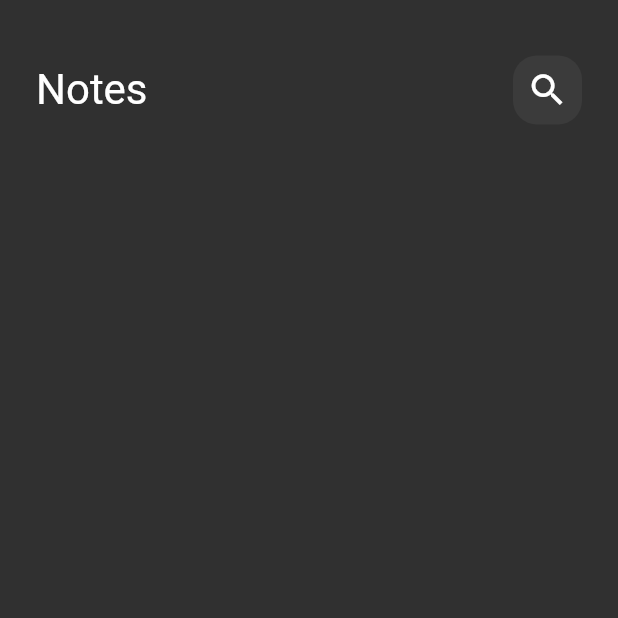
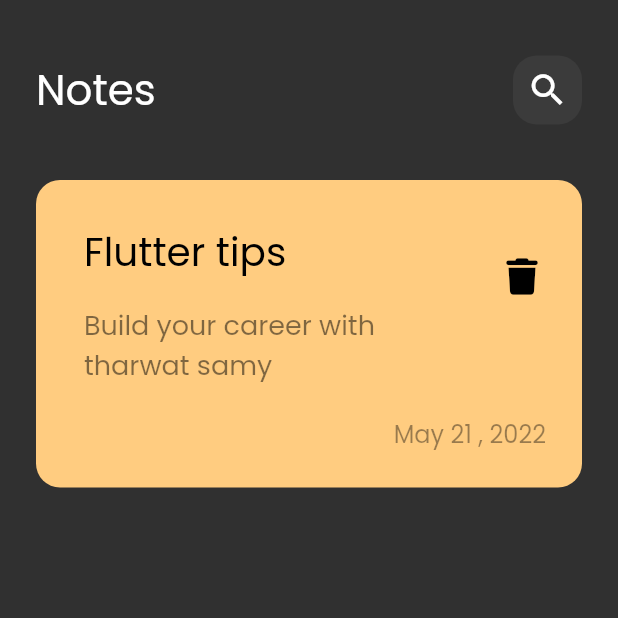
Before and after one commit to Ma7moudElbaz/notes_app, a Flutter app: the screen it shows after launch, on a phone screen of 412 x 824 dp, the top half of it. Run offline on Flutter 3.47's test engine with Material 3 defaults, Android fonts, the phone set to English and light mode, and no system bars; our stand-ins replace font_awesome_flutter.

Commit message:
Custom Note Item

```diff
--- a/lib/main.dart
+++ b/lib/main.dart
@@ -12,9 +12,9 @@ class NotesApp extends StatelessWidget {
   Widget build(BuildContext context) {
     return MaterialApp(
       theme: ThemeData(
-        brightness: Brightness.dark,
-        useMaterial3: false,
-      ),
+          brightness: Brightness.dark,
+          useMaterial3: false,
+          fontFamily: 'Poppins'),
       home: const NotesView(),
     );
   }
--- /dev/null
+++ b/lib/widgets/custom_note_item.dart
@@ -0,0 +1,63 @@
+import 'package:flutter/material.dart';
+import 'package:font_awesome_flutter/font_awesome_flutter.dart';
+
+class NoteItem extends StatelessWidget {
+  const NoteItem({super.key});
+
+  @override
+  Widget build(BuildContext context) {
+    return Container(
+      padding: EdgeInsets.only(
+        top: 24,
+        bottom: 24,
+        left: 16,
+      ),
+      decoration: BoxDecoration(
+        color: Color(0xffffcc80),
+        borderRadius: BorderRadius.circular(16),
+      ),
+      child: Column(
+        crossAxisAlignment: CrossAxisAlignment.end,
+        children: [
+          ListTile(
+            title: Text(
+              'Flutter tips',
+              style: TextStyle(
+                color: Colors.black,
+                fontSize: 26,
+              ),
+            ),
+            subtitle: Padding(
+              padding: const EdgeInsets.only(top: 16, bottom: 16),
+              child: Text(
+                'Build your career with tharwat samy',
+                style: TextStyle(
+                  color: Colors.black.withOpacity(.5),
+                  fontSize: 18,
+                ),
+              ),
+            ),
+            trailing: IconButton(
+              onPressed: () {},
+              icon: Icon(
+                FontAwesomeIcons.trash,
+                color: Colors.black,
+                size: 24,
+              ),
+            ),
+          ),
+          Padding(
+            padding: const EdgeInsets.only(right: 24),
+            child: Text(
+              'May 21 , 2022',
+              style: TextStyle(
+                color: Colors.black.withOpacity(0.4),
+                fontSize: 16,
+              ),
+            ),
+          ),
+        ],
+      ),
+    );
+  }
+}
--- a/lib/widgets/notes_view_body.dart
+++ b/lib/widgets/notes_view_body.dart
@@ -1,4 +1,5 @@
 import 'package:flutter/material.dart';
+import 'package:notes_app/widgets/custom_note_item.dart';
 
 import 'custom_app_bar.dart';
 
@@ -12,6 +13,7 @@ class NotesViewBody extends StatelessWidget {
       child: Column(
         children: [
           CustomAppBar(),
+          NoteItem(),
         ],
       ),
     );
```
Also changed, not shown: pubspec.yaml (+6 -11 lines), assets/fonts/Poppins-Regular.ttf (added), pubspec.lock.
